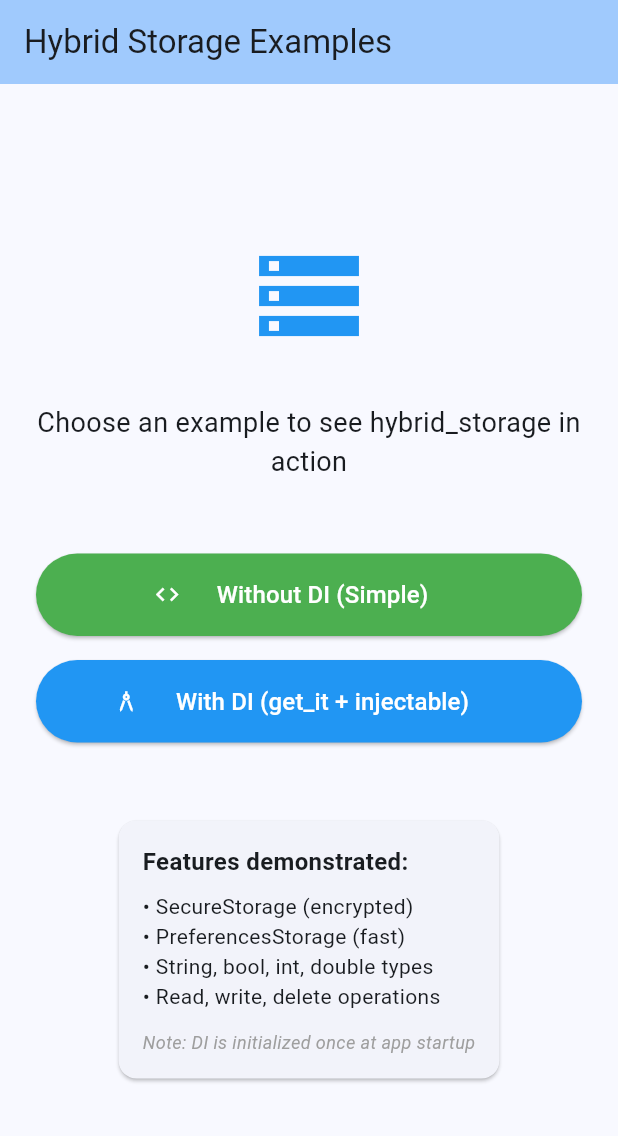
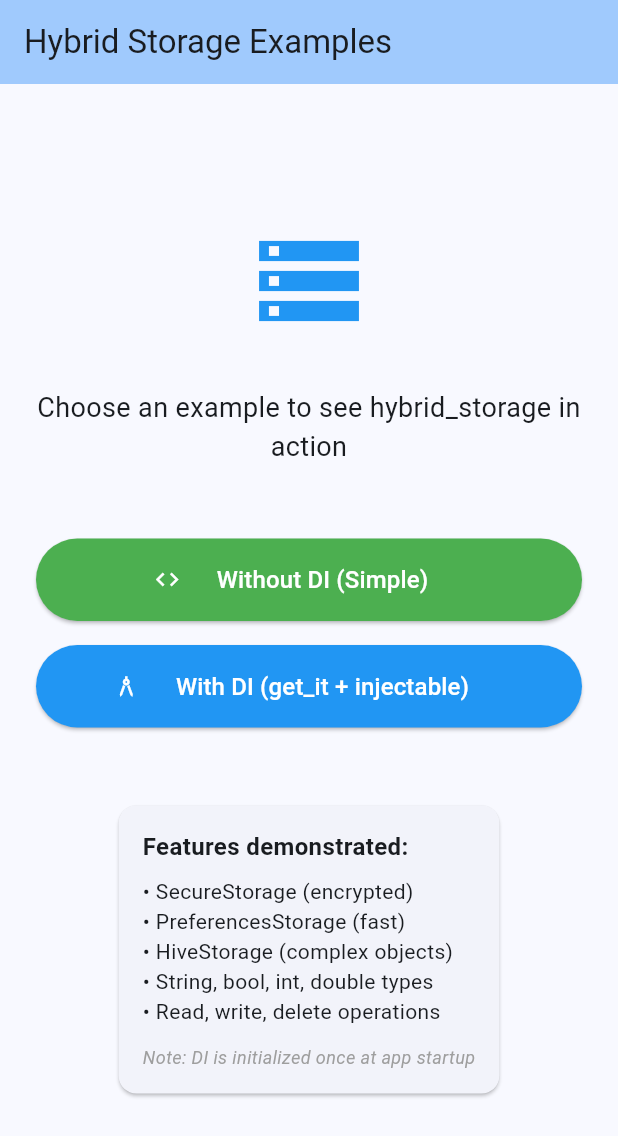
Before and after one commit to rudoapps/hybrid-storage, a Flutter app: the screen it shows after launch, on a phone screen of 412 x 824 dp. Shown: the top 1136 px of the screen. Run offline on Flutter 3.47's test engine with Material 3 defaults, Android fonts, the phone set to English and light mode, and no system bars; our stand-ins replace flutter_secure_storage, get_it, hive_flutter, injectable, shared_preferences; missing offline and left inert: hybrid_logger; accounts and stored records are empty.

Commit message:
[MSAV-X]:
Edit main.dart to mention Hive Storage

```diff
--- a/example/lib/main.dart
+++ b/example/lib/main.dart
@@ -47,11 +47,7 @@ class HomeScreen extends StatelessWidget {
           child: Column(
             mainAxisAlignment: MainAxisAlignment.center,
             children: [
-              const Icon(
-                Icons.storage,
-                size: 80,
-                color: Colors.blue,
-              ),
+              const Icon(Icons.storage, size: 80, color: Colors.blue),
               const SizedBox(height: 32),
               const Text(
                 'Choose an example to see hybrid_storage in action',
@@ -91,9 +87,7 @@ class HomeScreen extends StatelessWidget {
                   onPressed: () {
                     Navigator.push(
                       context,
-                      MaterialPageRoute(
-                        builder: (_) => const WithDIScreen(),
-                      ),
+                      MaterialPageRoute(builder: (_) => const WithDIScreen()),
                     );
                   },
                   icon: const Icon(Icons.architecture),
@@ -127,6 +121,7 @@ class HomeScreen extends StatelessWidget {
                       SizedBox(height: 8),
                       Text('• SecureStorage (encrypted)'),
                       Text('• PreferencesStorage (fast)'),
+                      Text('• HiveStorage (complex objects)'),
                       Text('• String, bool, int, double types'),
                       Text('• Read, write, delete operations'),
                       SizedBox(height: 12),
```
